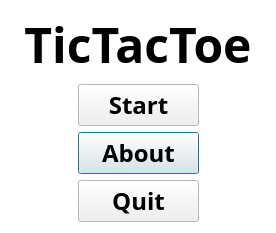
Above: Games/GameTicTacToe/qttictactoemenudialog.ui from richelbilderbeek/ProjectRichelBilderbeek before the change. Below: the same form after it.
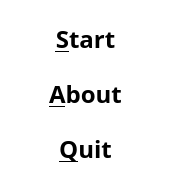
That is the form after the change. Icons and pictures are not drawn.

```diff
--- a/Games/GameTicTacToe/qttictactoemenudialog.ui
+++ b/Games/GameTicTacToe/qttictactoemenudialog.ui
@@ -6,8 +6,8 @@
    <rect>
     <x>0</x>
     <y>0</y>
-    <width>276</width>
-    <height>219</height>
+    <width>171</width>
+    <height>190</height>
    </rect>
   </property>
   <property name="minimumSize">
@@ -96,99 +96,39 @@
     <normaloff>:/images/R.png</normaloff>:/images/R.png</iconset>
   </property>
   <layout class="QGridLayout" name="gridLayout">
-   <item row="0" column="0" colspan="4">
-    <widget class="QLabel" name="label_title">
-     <property name="font">
-      <font>
-       <pointsize>36</pointsize>
-      </font>
-     </property>
-     <property name="text">
-      <string>TicTacToe</string>
-     </property>
-     <property name="alignment">
-      <set>Qt::AlignCenter</set>
-     </property>
-    </widget>
-   </item>
-   <item row="1" column="3">
-    <widget class="QLabel" name="label_4">
-     <property name="text">
-      <string/>
-     </property>
-     <property name="pixmap">
-      <pixmap resource="GameTicTacToe.qrc">:/images/O.png</pixmap>
-     </property>
-    </widget>
-   </item>
-   <item row="2" column="0">
-    <widget class="QLabel" name="label_2">
-     <property name="text">
-      <string/>
-     </property>
-     <property name="pixmap">
-      <pixmap resource="GameTicTacToe.qrc">:/images/O.png</pixmap>
-     </property>
-    </widget>
-   </item>
-   <item row="2" column="1" colspan="2">
+   <item row="1" column="0" colspan="2">
     <widget class="QPushButton" name="button_about">
      <property name="text">
-      <string>About</string>
+      <string>&amp;About</string>
      </property>
-    </widget>
-   </item>
-   <item row="2" column="3">
-    <widget class="QLabel" name="label_5">
-     <property name="text">
-      <string/>
+     <property name="flat">
+      <bool>true</bool>
      </property>
      <property name="pixmap">
       <pixmap resource="GameTicTacToe.qrc">:/images/X.png</pixmap>
      </property>
     </widget>
    </item>
-   <item row="3" column="0">
-    <widget class="QLabel" name="label_3">
-     <property name="text">
-      <string/>
-     </property>
-     <property name="pixmap">
-      <pixmap resource="GameTicTacToe.qrc">:/images/X.png</pixmap>
-     </property>
-    </widget>
-   </item>
-   <item row="3" column="1" colspan="2">
+   <item row="2" column="0" colspan="2">
     <widget class="QPushButton" name="button_quit">
      <property name="text">
-      <string>Quit</string>
+      <string>&amp;Quit</string>
      </property>
-    </widget>
-   </item>
-   <item row="3" column="3">
-    <widget class="QLabel" name="label_6">
-     <property name="text">
-      <string/>
+     <property name="flat">
+      <bool>true</bool>
      </property>
      <property name="pixmap">
       <pixmap resource="GameTicTacToe.qrc">:/images/O.png</pixmap>
      </property>
     </widget>
    </item>
-   <item row="1" column="0">
-    <widget class="QLabel" name="label">
-     <property name="text">
-      <string/>
-     </property>
-     <property name="pixmap">
-      <pixmap resource="GameTicTacToe.qrc">:/images/X.png</pixmap>
-     </property>
-    </widget>
-   </item>
-   <item row="1" column="1" colspan="2">
+   <item row="0" column="0" colspan="2">
     <widget class="QPushButton" name="button_start">
      <property name="text">
-      <string>Start</string>
+      <string>&amp;Start</string>
+     </property>
+     <property name="flat">
+      <bool>true</bool>
      </property>
     </widget>
    </item>
```
Left out of the diff: 9 changed lines with no effect on the pictures.
